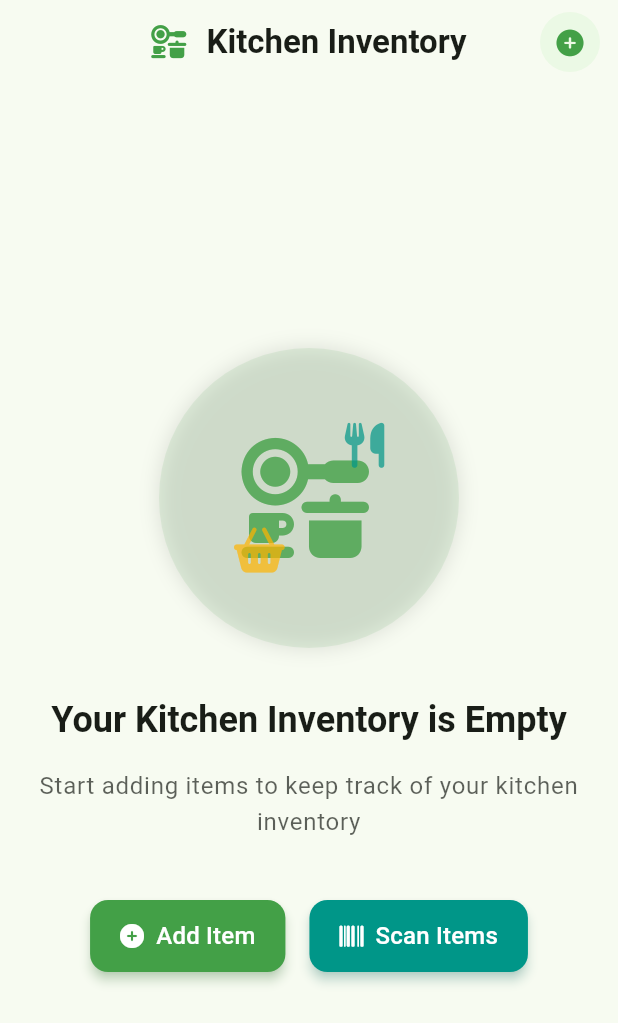
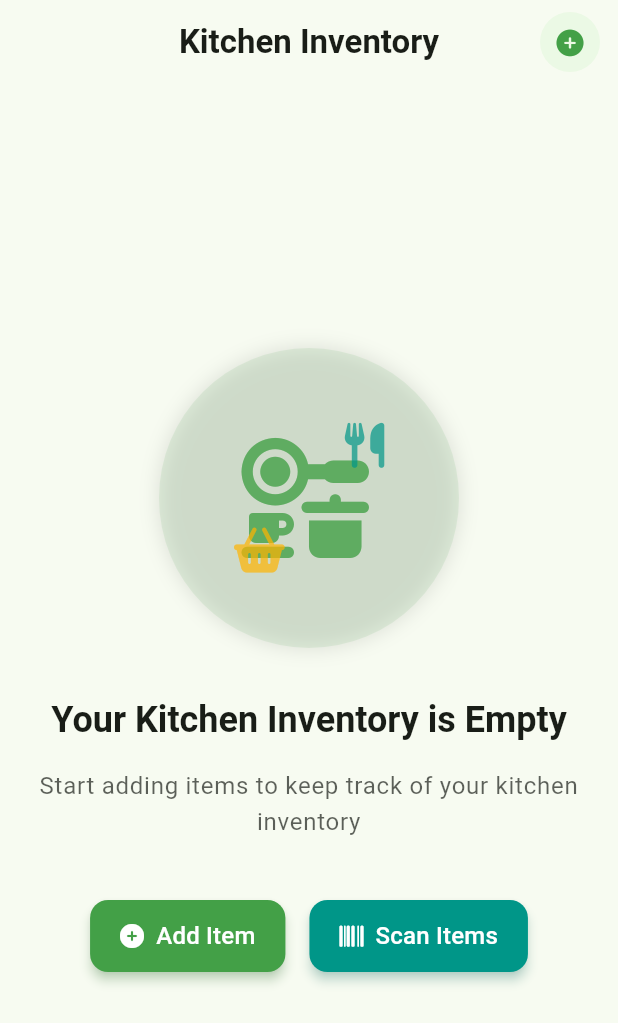
Before and after one commit to Alex-apostolo/what-can-i-make, a Flutter app: the screen it shows after launch, on a phone screen of 412 x 824 dp. Shown: the top 1023 px of the screen. Run offline on Flutter 3.47's test engine with Material 3 defaults, Android fonts, the phone set to English and light mode, and no system bars; our stand-ins replace dartz, flutter_dotenv, font_awesome_flutter, image_picker, sqflite; missing offline and left inert: openai_dart; accounts and stored records are empty.

Commit message:
Changed the apple

```diff
--- a/lib/domain/models/ingredient_category.dart
+++ b/lib/domain/models/ingredient_category.dart
@@ -31,7 +31,7 @@ enum IngredientCategory {
       case IngredientCategory.vegetables:
         return FontAwesomeIcons.carrot;
       case IngredientCategory.fruits:
-        return FontAwesomeIcons.apple;
+        return FontAwesomeIcons.appleWhole;
       case IngredientCategory.grainsAndLegumes:
         return FontAwesomeIcons.wheatAwn;
       case IngredientCategory.meatAndSeafood:
--- a/lib/presentation/inventory/components/app_bar.dart
+++ b/lib/presentation/inventory/components/app_bar.dart
@@ -24,12 +24,6 @@ class HomeAppBar extends StatelessWidget implements PreferredSizeWidget {
       title: Row(
         mainAxisSize: MainAxisSize.min,
         children: [
-          FaIcon(
-            FontAwesomeIcons.kitchenSet,
-            color: colorScheme.primary,
-            size: 22,
-          ),
-          const SizedBox(width: 12),
           Text(
             'Kitchen Inventory',
             style: TextStyle(
```
